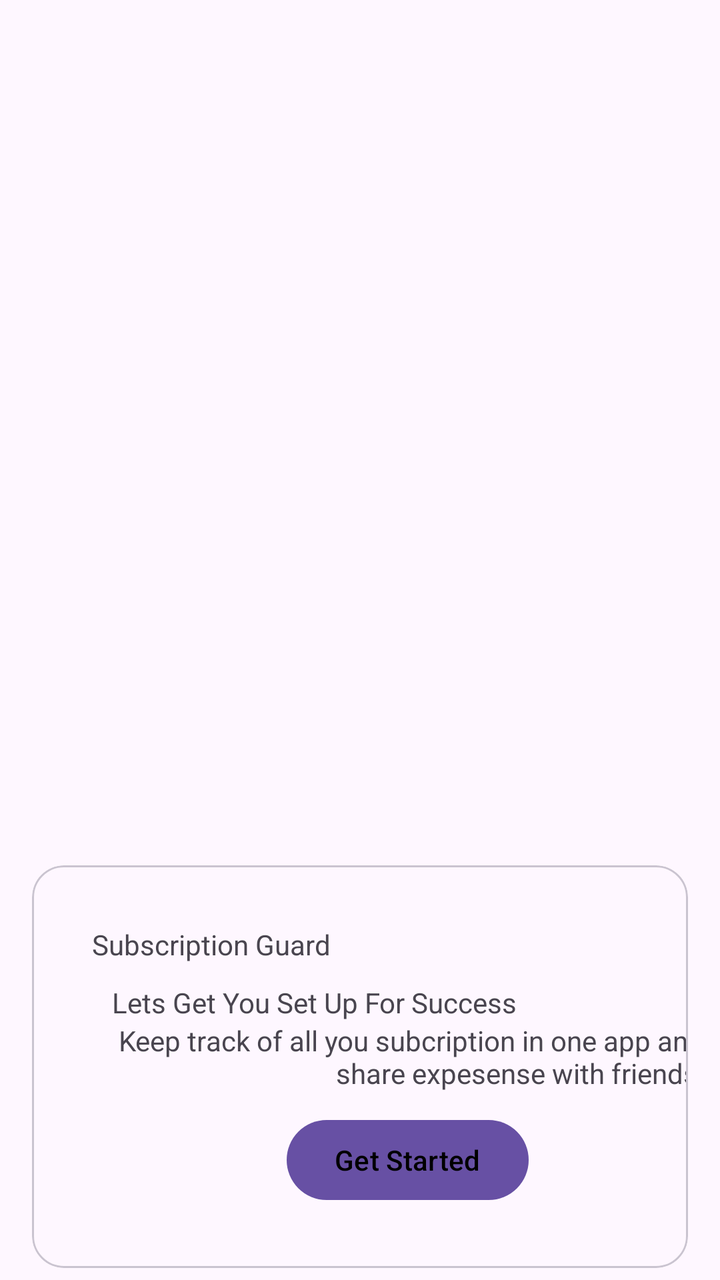
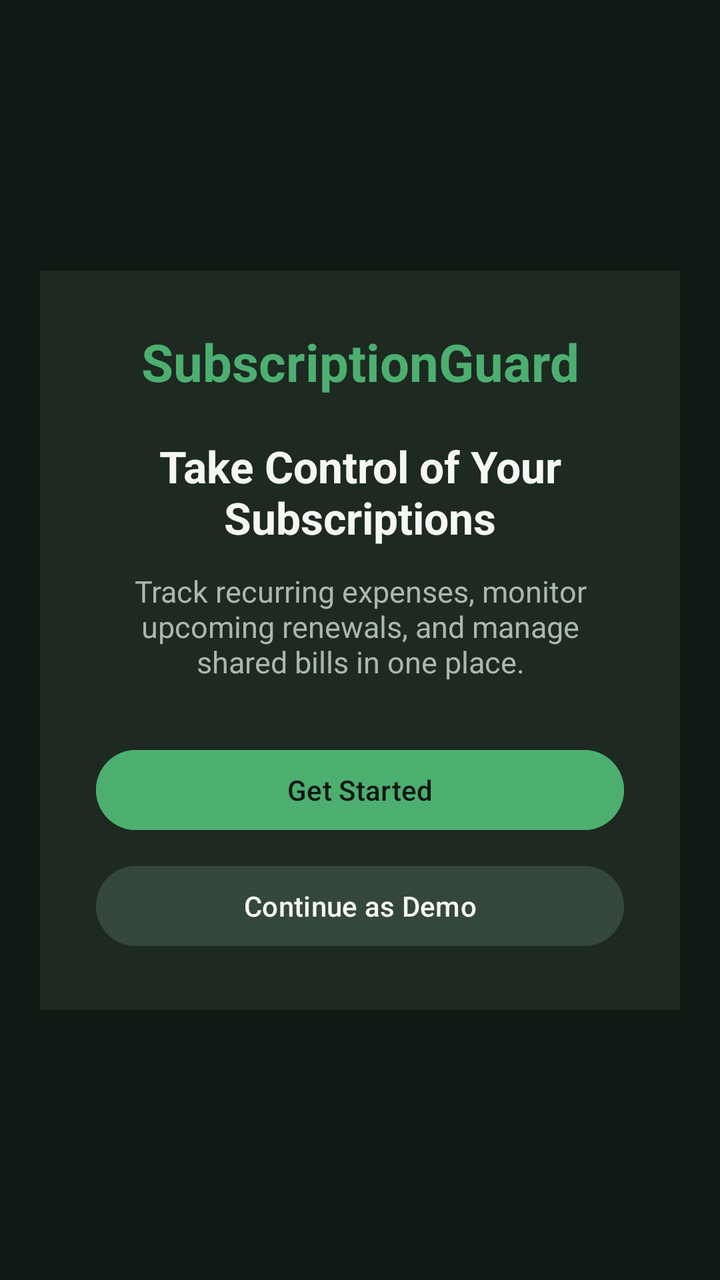

The first picture is an Android layout as it rendered before a commit; the second is the same layout after the commit. The layout source and the unified diff follow.
<!-- AndroidManifest.xml: application theme Theme.SubGuard -->
<!-- res/layout/activity_main.xml -->
<?xml version="1.0" encoding="utf-8"?>
<androidx.constraintlayout.widget.ConstraintLayout xmlns:android="http://schemas.android.com/apk/res/android"
    xmlns:app="http://schemas.android.com/apk/res-auto"
    xmlns:tools="http://schemas.android.com/tools"
    android:id="@+id/main"
    android:layout_width="match_parent"
    android:layout_height="match_parent"
    tools:context=".MainActivity">

    <com.google.android.material.card.MaterialCardView
        style="?attr/materialCardViewOutlinedStyle"
        android:layout_width="match_parent"
        android:layout_height="wrap_content"
        android:layout_marginHorizontal="16dp"
        android:layout_marginVertical="6dp"
        app:cardCornerRadius="16dp"
        android:padding="24dp"
        app:layout_constraintBottom_toBottomOf="parent"
        app:layout_constraintStart_toStartOf="parent"
        app:strokeColor="?attr/colorOutlineVariant"
        app:strokeWidth="1dp">
        <LinearLayout
            android:layout_width="376dp"
            android:layout_height="match_parent"
            android:gravity="center"
            android:orientation="vertical"
            android:padding="30dp">

            <TextView
                android:layout_width="match_parent"
                android:layout_height="wrap_content"
                android:text="Subscription Guard" />

            
            <LinearLayout
                android:layout_width="match_parent"
                android:layout_height="wrap_content"
                android:padding="10dp"
                android:orientation="vertical">
                <TextView
                    android:id="@+id/register"
                    android:layout_width="wrap_content"
                    android:layout_height="wrap_content"
                    android:layout_weight="1"
                    android:text="Lets Get You Set Up For Success" />
                <TextView
                    android:id="@+id/reset_password"
                    android:layout_width="wrap_content"
                    android:layout_height="wrap_content"
                    android:layout_weight="1"
                    android:gravity="end"
                    android:text="Keep track of all you subcription in one app and share expesense with friends " />
            </LinearLayout>


            <Button
                android:id="@+id/btn_login"
                android:layout_width="wrap_content"
                android:layout_height="wrap_content"
                android:text="Get Started"
                android:textColor="@color/black"/>

        </LinearLayout>


    </com.google.android.material.card.MaterialCardView>


</androidx.constraintlayout.widget.ConstraintLayout>
<!-- resources referenced by this layout -->
<resources>
  <color name="black">#FF000000</color>
  <style name="Theme.SubGuard" parent="Base.Theme.SubGuard" />
  <style name="Base.Theme.SubGuard" parent="Theme.Material3.DayNight.NoActionBar">
          
          
      </style>
</resources>

<!-- the commit's change to res/layout/activity_main.xml (unified diff, before → after) -->
@@ -1,69 +1,73 @@
 <?xml version="1.0" encoding="utf-8"?>
-<androidx.constraintlayout.widget.ConstraintLayout xmlns:android="http://schemas.android.com/apk/res/android"
+<androidx.constraintlayout.widget.ConstraintLayout
+    xmlns:android="http://schemas.android.com/apk/res/android"
     xmlns:app="http://schemas.android.com/apk/res-auto"
-    xmlns:tools="http://schemas.android.com/tools"
     android:id="@+id/main"
     android:layout_width="match_parent"
     android:layout_height="match_parent"
-    tools:context=".MainActivity">
+    android:background="@color/app_background">
 
-    <com.google.android.material.card.MaterialCardView
-        style="?attr/materialCardViewOutlinedStyle"
-        android:layout_width="match_parent"
+    <LinearLayout
+        android:layout_width="0dp"
         android:layout_height="wrap_content"
-        android:layout_marginHorizontal="16dp"
-        android:layout_marginVertical="6dp"
-        app:cardCornerRadius="16dp"
-        android:padding="24dp"
+        android:orientation="vertical"
+        android:gravity="center"
+        android:padding="28dp"
+        android:layout_margin="20dp"
+        android:background="@color/card_background"
+        app:layout_constraintTop_toTopOf="parent"
         app:layout_constraintBottom_toBottomOf="parent"
         app:layout_constraintStart_toStartOf="parent"
-        app:strokeColor="?attr/colorOutlineVariant"
-        app:strokeWidth="1dp">
-        <LinearLayout
-            android:layout_width="376dp"
-            android:layout_height="match_parent"
-            android:gravity="center"
-            android:orientation="vertical"
-            android:padding="30dp">
+        app:layout_constraintEnd_toEndOf="parent">
 
-            <TextView
-                android:layout_width="match_parent"
-                android:layout_height="wrap_content"
-                android:text="Subscription Guard" />
+        <TextView
+            android:layout_width="match_parent"
+            android:layout_height="wrap_content"
+            android:text="SubscriptionGuard"
+            android:textColor="@color/primary_green"
+            android:textSize="26sp"
+            android:textStyle="bold"
+            android:gravity="center" />
 
-            
-            <LinearLayout
-                android:layout_width="match_parent"
-                android:layout_height="wrap_content"
-                android:padding="10dp"
-                android:orientation="vertical">
-                <TextView
-                    android:id="@+id/register"
-                    android:layout_width="wrap_content"
-                    android:layout_height="wrap_content"
-                    android:layout_weight="1"
-                    android:text="Lets Get You Set Up For Success" />
-                <TextView
-                    android:id="@+id/reset_password"
-                    android:layout_width="wrap_content"
-                    android:layout_height="wrap_content"
-                    android:layout_weight="1"
-                    android:gravity="end"
-                    android:text="Keep track of all you subcription in one app and share expesense with friends " />
-            </LinearLayout>
+        <TextView
+            android:layout_width="match_parent"
+            android:layout_height="wrap_content"
+            android:layout_marginTop="20dp"
+            android:text="Take Control of Your Subscriptions"
+            android:textColor="@color/text_primary"
+            android:textSize="22sp"
+            android:textStyle="bold"
+            android:gravity="center" />
 
+        <TextView
+            android:layout_width="match_parent"
+            android:layout_height="wrap_content"
+            android:layout_marginTop="12dp"
+            android:text="Track recurring expenses, monitor upcoming renewals, and manage shared bills in one place."
+            android:textColor="@color/text_secondary"
+            android:textSize="15sp"
+            android:gravity="center" />
 
-            <Button
-                android:id="@+id/btn_login"
-                android:layout_width="wrap_content"
-                android:layout_height="wrap_content"
-                android:text="Get Started"
-                android:textColor="@color/black"/>
+        <Button
+            android:id="@+id/btn_get_started"
+            android:layout_width="match_parent"
+            android:layout_height="wrap_content"
+            android:layout_marginTop="30dp"
+            android:text="Get Started"
+            android:textAllCaps="false"
+            android:textColor="@color/app_background"
+            android:backgroundTint="@color/primary_green" />
 
-        </LinearLayout>
+        <Button
+            android:id="@+id/btn_demo"
+            android:layout_width="match_parent"
+            android:layout_height="wrap_content"
+            android:layout_marginTop="10dp"
+            android:text="Continue as Demo"
+            android:textAllCaps="false"
+            android:textColor="@color/text_primary"
+            android:backgroundTint="@color/card_border" />
 
-
-    </com.google.android.material.card.MaterialCardView>
-
+    </LinearLayout>
 
 </androidx.constraintlayout.widget.ConstraintLayout>
<!-- resource entries referenced after the edit -->
@@ -1,6 +1,11 @@
 <!-- resources referenced by this layout -->
 <resources>
-  <color name="black">#FF000000</color>
+  <color name="app_background">#101813</color>
+  <color name="card_background">#1D2921</color>
+  <color name="card_border">#35463A</color>
+  <color name="primary_green">#4CAF70</color>
+  <color name="text_primary">#F5F7F5</color>
+  <color name="text_secondary">#AAB8AE</color>
   <style name="Theme.SubGuard" parent="Base.Theme.SubGuard" />
   <style name="Base.Theme.SubGuard" parent="Theme.Material3.DayNight.NoActionBar">
           
